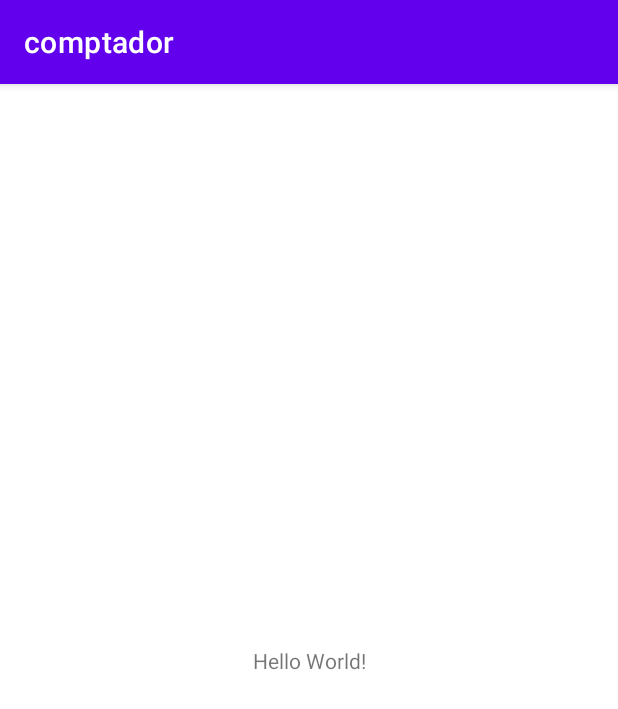
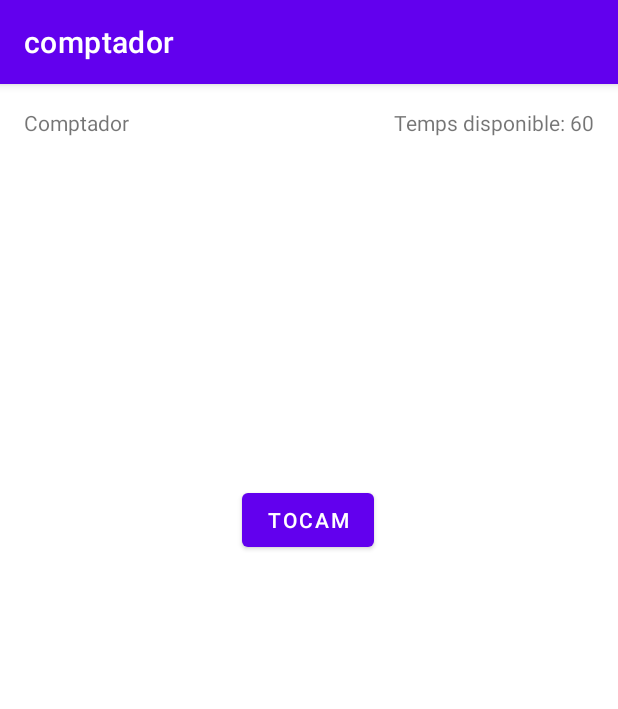
Before and after one commit to gabrielurs/comptador, an Android app: the screen it shows after launch (MainActivity), on a phone screen of 412 x 824 dp. Shown: the top 709 px of the screen. Run offline under Robolectric (Android 15) with nearby library versions, the phone set to English and light mode, and no system bars.

Commit message:
Finalizo el video

```diff
--- a/app/src/main/java/me/gabrielurs/comptador/MainActivity.kt
+++ b/app/src/main/java/me/gabrielurs/comptador/MainActivity.kt
@@ -2,10 +2,37 @@ package me.gabrielurs.comptador
 
 import androidx.appcompat.app.AppCompatActivity
 import android.os.Bundle
+import android.widget.Button
+import android.widget.TextView
+import org.w3c.dom.Text
 
 class MainActivity : AppCompatActivity() {
+
+    internal lateinit var tapMeButton: Button
+    internal lateinit var timeTextView: TextView
+    internal lateinit var counterTextView: TextView
+    internal var counter = 0
+    internal var time = 60
+
+
     override fun onCreate(savedInstanceState: Bundle?) {
         super.onCreate(savedInstanceState)
         setContentView(R.layout.activity_main)
+
+        tapMeButton = findViewById(R.id.tapMeButton)
+        timeTextView = findViewById(R.id.timeTextView)
+        counterTextView = findViewById(R.id.counterTextView)
+        // TODO Actualitzar o definir valor inicial del contextTextview -> counterTextView = score -> 0
+        // TODO en algun momoent haurem d'executar incrementCounter
+        tapMeButton.setOnClickListener{
+            incrementCounter()
+            //TODO -> iniciar el comptador
+        }
+        //timeTextView.text = time.toString();
+        timeTextView.text = getString(R.string.timeTextView, time)
+    }
+    private fun incrementCounter(){
+        counter += 1;
+        counterTextView.text = counter.toString();
     }
 }
--- a/app/src/main/res/layout/activity_main.xml
+++ b/app/src/main/res/layout/activity_main.xml
@@ -7,12 +7,35 @@
     tools:context=".MainActivity">
 
     <TextView
+        android:id="@+id/timeTextView"
         android:layout_width="wrap_content"
         android:layout_height="wrap_content"
-        android:text="Hello World!"
-        app:layout_constraintBottom_toBottomOf="parent"
-        app:layout_constraintLeft_toLeftOf="parent"
-        app:layout_constraintRight_toRightOf="parent"
+        android:layout_marginTop="16dp"
+        android:layout_marginEnd="16dp"
+        android:text="@string/timeTextView"
+        app:layout_constraintEnd_toEndOf="parent"
         app:layout_constraintTop_toTopOf="parent" />
 
+    <TextView
+        android:id="@+id/counterTextView"
+        android:layout_width="wrap_content"
+        android:layout_height="wrap_content"
+        android:layout_marginStart="16dp"
+        android:layout_marginTop="16dp"
+        android:text="Comptador"
+        app:layout_constraintStart_toStartOf="parent"
+        app:layout_constraintTop_toTopOf="parent" />
+
+    <Button
+        android:id="@+id/tapMeButton"
+        android:layout_width="wrap_content"
+        android:layout_height="wrap_content"
+        android:text="@string/touchMe"
+        app:layout_constraintBottom_toBottomOf="parent"
+        app:layout_constraintEnd_toEndOf="parent"
+        app:layout_constraintHorizontal_bias="0.498"
+        app:layout_constraintStart_toStartOf="parent"
+        app:layout_constraintTop_toTopOf="parent"
+        app:layout_constraintVertical_bias="0.37" />
+
 </androidx.constraintlayout.widget.ConstraintLayout>
--- a/app/src/main/res/values/strings.xml
+++ b/app/src/main/res/values/strings.xml
@@ -1,3 +1,5 @@
 <resources>
     <string name="app_name">comptador</string>
+    <string name="touchMe">Tocam</string>
+    <string name="timeTextView">Temps disponible: %1$d</string>
 </resources>
```
